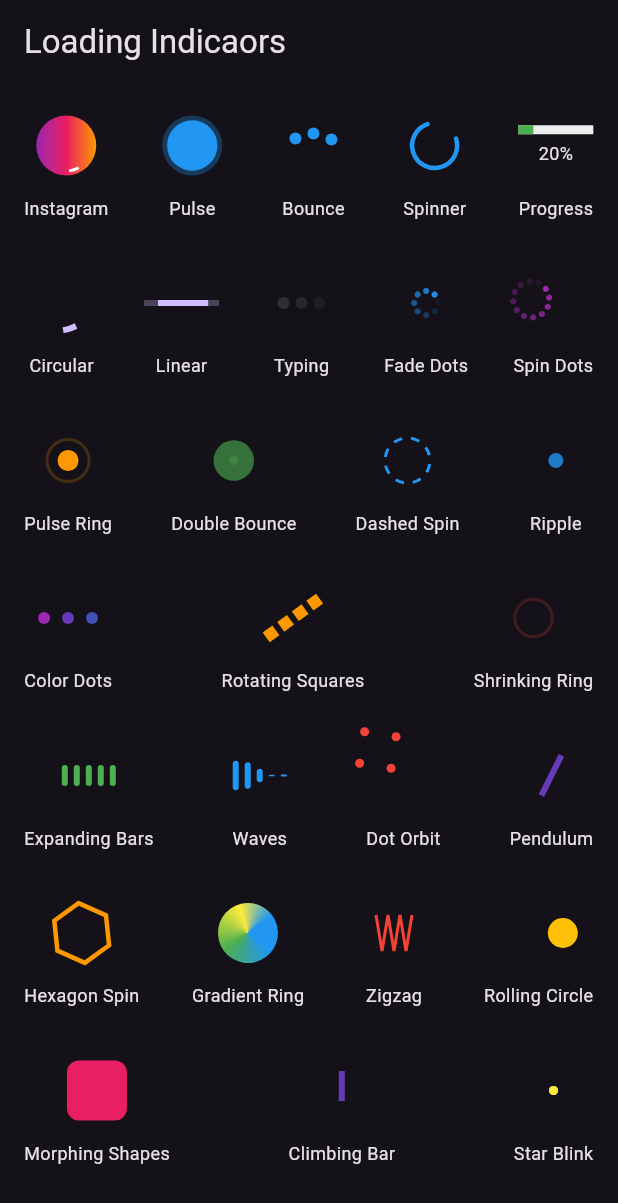
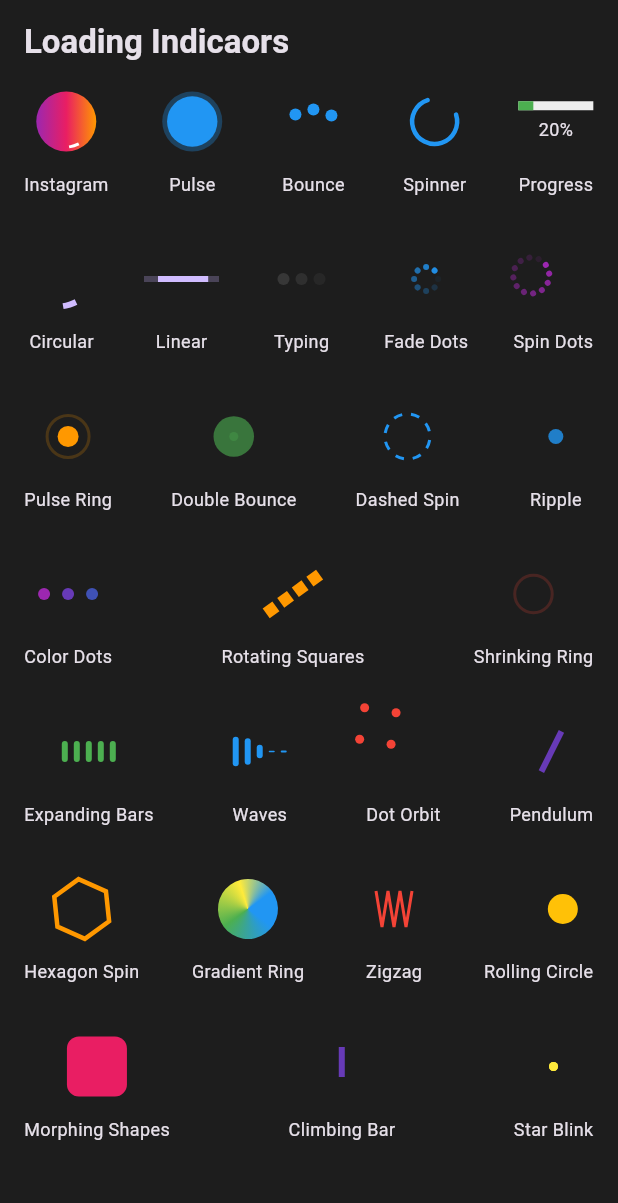
Before and after one commit to MuneerAhamed01/decroations-flutter, a Flutter app: the screen it shows after launch, on a phone screen of 412 x 824 dp. Shown: the top 1203 px of the screen. Run offline on Flutter 3.47's test engine with Material 3 defaults, Android fonts, the phone set to English and light mode, and no system bars.

Commit message:
loding indicators

```diff
--- a/lib/loading_indicators.dart
+++ b/lib/loading_indicators.dart
@@ -37,12 +37,20 @@ class _LoadingIndicatorsShowcaseState extends State<LoadingIndicatorsShowcase>
   @override
   Widget build(BuildContext context) {
     return Scaffold(
+      backgroundColor: const Color.fromARGB(255, 29, 29, 29),
       appBar: AppBar(
-        title: const Text("Loading Indicaors"),
+        centerTitle: false,
+        backgroundColor: const Color.fromARGB(255, 29, 29, 29),
+        title: const Text(
+          "Loading Indicaors",
+          style: TextStyle(
+            fontWeight: FontWeight.bold,
+          ),
+        ),
       ),
       body: SafeArea(
         child: Padding(
-          padding: EdgeInsets.all(16),
+          padding: EdgeInsets.all(16).copyWith(top: 0),
           child: SingleChildScrollView(
             child: Wrap(
               runSpacing: 30,
@@ -699,7 +707,8 @@ class _LoadingIndicatorsShowcaseState extends State<LoadingIndicatorsShowcase>
   }
 
   Widget _buildIndicator(Widget indicator, String title) {
-    return Column(
+    return Container(
+      child: Column(
         mainAxisSize: MainAxisSize.min,
         children: [
           SizedBox(
@@ -713,6 +722,7 @@ class _LoadingIndicatorsShowcaseState extends State<LoadingIndicatorsShowcase>
             style: const TextStyle(fontSize: 12),
           ),
         ],
+      ),
     );
   }
 }
```
Also changed, not shown: 1 other file. Lines whose indentation alone changed are shown as unchanged.
